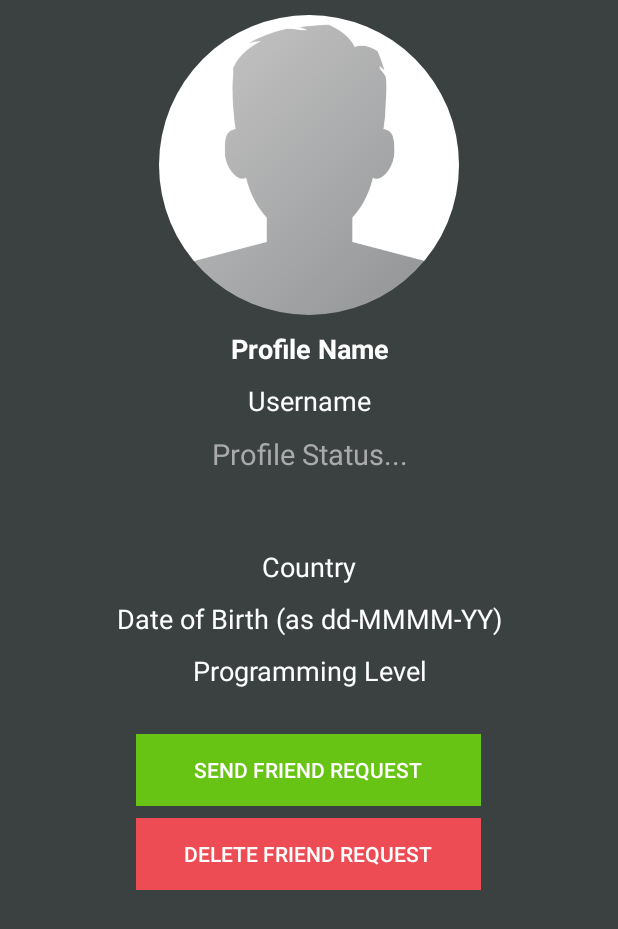
After one commit to ArijitR111Y/VlearnIT, an Android app: the PersonProfileActivity screen opened directly, with no data from a screen before it, on a phone screen of 412 x 824 dp. The commit adds this screen. Shown: the top 929 px of the screen. Run offline under Robolectric (Android 15) with nearby library versions, the phone set to English and light mode, and no system bars; our stand-ins replace CircleImageView, Firebase (no records; nobody signed in at launch, a user with empty details on screens opened directly), Picasso; 1 statement that could not run was skipped.

Commit message:
Added user's profile activity and layout with other bug fixes.

```diff
--- a/app/src/main/AndroidManifest.xml
+++ b/app/src/main/AndroidManifest.xml
@@ -15,8 +15,10 @@
         android:roundIcon="@mipmap/ic_launcher_round"
         android:supportsRtl="true"
         android:theme="@style/AppTheme">
-        <activity android:name=".ResetPasswordActivity"
-            android:parentActivityName=".LoginActivity"/>
+        <activity android:name=".PersonProfileActivity"></activity>
+        <activity
+            android:name=".ResetPasswordActivity"
+            android:parentActivityName=".LoginActivity" />
         <activity android:name=".CommentsActivity" />
         <activity
             android:name=".FindFriendsActivity"
--- a/app/src/main/java/com/royarijit998/vlearnit/FindFriendsActivity.java
+++ b/app/src/main/java/com/royarijit998/vlearnit/FindFriendsActivity.java
@@ -46,7 +46,7 @@ public class FindFriendsActivity extends AppCompatActivity {
         findFriendsToolbar = findViewById(R.id.findFriendsToolbar);
         setSupportActionBar(findFriendsToolbar);
         getSupportActionBar().setDisplayHomeAsUpEnabled(true);
-        getSupportActionBar().setTitle("Find Friends..");
+        getSupportActionBar().setTitle("Find Users..");
 
         searchEditText = findViewById(R.id.searchEditText);
         searchBtn = findViewById(R.id.searchBtn);
--- a/app/src/main/java/com/royarijit998/vlearnit/MainActivity.java
+++ b/app/src/main/java/com/royarijit998/vlearnit/MainActivity.java
@@ -254,9 +254,6 @@ public class MainActivity extends AppCompatActivity {
             case R.id.navFindFriends:
                 sendUserToFindFriendsActivity();
                 break;
-            case R.id.navMessage:
-                Toast.makeText(getApplicationContext(), "Create new msg", Toast.LENGTH_SHORT).show();
-                break;
             case R.id.navSettings:
                 sendUserToSettingsActivity();
                 break;
--- /dev/null
+++ b/app/src/main/java/com/royarijit998/vlearnit/PersonProfileActivity.java
@@ -0,0 +1,95 @@
+package com.royarijit998.vlearnit;
+
+import androidx.annotation.NonNull;
+import androidx.appcompat.app.AppCompatActivity;
+
+import android.os.Bundle;
+import android.view.View;
+import android.widget.Button;
+import android.widget.TextView;
+
+import com.google.firebase.auth.FirebaseAuth;
+import com.google.firebase.auth.FirebaseUser;
+import com.google.firebase.database.DataSnapshot;
+import com.google.firebase.database.DatabaseError;
+import com.google.firebase.database.DatabaseReference;
+import com.google.firebase.database.FirebaseDatabase;
+import com.google.firebase.database.ValueEventListener;
+import com.squareup.picasso.Picasso;
+
+import de.hdodenhof.circleimageview.CircleImageView;
+
+public class PersonProfileActivity extends AppCompatActivity {
+
+    private CircleImageView personProfileImageView;
+    private TextView personProfileFullnameTextView, personProfileUsernameTextView, personProfileStatusTextView,
+            personProfileCountryTextView, personProfileDobTextView, personProfileLevelTextView;
+    private Button sendFriendRequestBtn, declineFriendRequestBtn;
+
+    private FirebaseUser currUserRef;
+    private DatabaseReference usersRef, userRef;
+
+    @Override
+    protected void onCreate(Bundle savedInstanceState) {
+        super.onCreate(savedInstanceState);
+        setContentView(R.layout.activity_person_profile);
+
+        String userId = getIntent().getExtras().get("userId").toString();
+
+        personProfileImageView = findViewById(R.id.personProfileImageView);
+        personProfileFullnameTextView = findViewById(R.id.personProfileFullnameTextView);
+        personProfileUsernameTextView = findViewById(R.id.personProfileUsernameTextView);
+        personProfileStatusTextView = findViewById(R.id.personProfileStatusTextView);
+        personProfileCountryTextView = findViewById(R.id.personProfileCountryTextView);
+        personProfileDobTextView = findViewById(R.id.personProfileDobTextView);
+        personProfileLevelTextView = findViewById(R.id.personProfileLevelTextView);
+
+        sendFriendRequestBtn = findViewById(R.id.sendFriendRequestBtn);
+        declineFriendRequestBtn = findViewById(R.id.declineFriendRequestBtn);
+
+        currUserRef = FirebaseAuth.getInstance().getCurrentUser();
+        usersRef = FirebaseDatabase.getInstance().getReference().child("Users");
+        userRef = usersRef.child(userId);
+
+        userRef.addValueEventListener(new ValueEventListener() {
+            @Override
+            public void onDataChange(@NonNull DataSnapshot dataSnapshot) {
+                if(dataSnapshot.exists()){
+                    String profileImg = dataSnapshot.child("profileImg").getValue().toString();
+                    String status = dataSnapshot.child("status").getValue().toString();
+                    String username = dataSnapshot.child("username").getValue().toString();
+                    String fullname = dataSnapshot.child("fullname").getValue().toString();
+                    String country = dataSnapshot.child("country").getValue().toString();
+                    String dob = dataSnapshot.child("dob").getValue().toString();
+                    String level = dataSnapshot.child("level").getValue().toString();
+
+                    Picasso.get().load(profileImg).placeholder(R.drawable.profile).into(personProfileImageView);
+                    personProfileStatusTextView.setText(status);
+                    personProfileUsernameTextView.setText("@" + username);
+                    personProfileFullnameTextView.setText(fullname);
+                    personProfileCountryTextView.setText("Country: " + country);
+                    personProfileDobTextView.setText("Birthday: " + dob);
+                    personProfileLevelTextView.setText("Programming Level: " + level);
+                }
+            }
+
+            @Override
+            public void onCancelled(@NonNull DatabaseError databaseError) {
+
+            }
+        });
+
+        sendFriendRequestBtn.setOnClickListener(new View.OnClickListener() {
+            @Override
+            public void onClick(View v) {
+            }
+        });
+
+        declineFriendRequestBtn.setOnClickListener(new View.OnClickListener() {
+            @Override
+            public void onClick(View v) {
+
+            }
+        });
+    }
+}
--- a/app/src/main/java/com/royarijit998/vlearnit/UserListAdapter.java
+++ b/app/src/main/java/com/royarijit998/vlearnit/UserListAdapter.java
@@ -1,6 +1,7 @@
 package com.royarijit998.vlearnit;
 
 import android.content.Context;
+import android.content.Intent;
 import android.view.LayoutInflater;
 import android.view.View;
 import android.view.ViewGroup;
@@ -42,6 +43,9 @@ public class UserListAdapter extends RecyclerView.Adapter<UserListAdapter.UserVi
         holder.allUsersView.setOnClickListener(new View.OnClickListener() {
             @Override
             public void onClick(View v) {
+                Intent intent = new Intent(v.getContext(), PersonProfileActivity.class);
+                intent.putExtra("userId", usersArrayList.get(position).getUserId());
+                v.getContext().startActivity(intent);
                 Toast.makeText(context.getApplicationContext(), "User: " + usersArrayList.get(position).getUserFullName(), Toast.LENGTH_SHORT).show();
             }
         });
--- /dev/null
+++ b/app/src/main/res/layout/activity_person_profile.xml
@@ -0,0 +1,122 @@
+<?xml version="1.0" encoding="utf-8"?>
+<RelativeLayout xmlns:android="http://schemas.android.com/apk/res/android"
+    xmlns:app="http://schemas.android.com/apk/res-auto"
+    xmlns:tools="http://schemas.android.com/tools"
+    android:layout_width="match_parent"
+    android:layout_height="match_parent"
+    tools:context=".PersonProfileActivity"
+    android:background="@color/colorProfile">
+
+    <ScrollView
+        android:layout_width="match_parent"
+        android:layout_height="match_parent">
+
+        <RelativeLayout
+            android:layout_width="match_parent"
+            android:layout_height="match_parent"
+            android:orientation="vertical" >
+
+            <de.hdodenhof.circleimageview.CircleImageView
+                android:id="@+id/personProfileImageView"
+                android:layout_width="200dp"
+                android:layout_height="200dp"
+                android:layout_marginTop="10dp"
+                android:src="@drawable/profile"
+                android:layout_centerHorizontal="true"/>
+
+            <TextView
+                android:id="@+id/personProfileFullnameTextView"
+                android:layout_width="match_parent"
+                android:layout_height="wrap_content"
+                android:layout_below="@id/personProfileImageView"
+                android:layout_marginTop="10dp"
+                android:text="@string/profile_name"
+                android:textAlignment="center"
+                android:textColor="@color/cardview_light_background"
+                android:textSize="18sp"
+                android:textStyle="bold" />
+
+            <TextView
+                android:id="@+id/personProfileUsernameTextView"
+                android:layout_width="match_parent"
+                android:layout_height="wrap_content"
+                android:layout_below="@id/personProfileFullnameTextView"
+                android:layout_marginTop="10dp"
+                android:text="@string/username"
+                android:textAlignment="center"
+                android:textColor="@color/cardview_light_background"
+                android:textSize="18sp"/>
+
+            <TextView
+                android:id="@+id/personProfileStatusTextView"
+                android:layout_width="match_parent"
+                android:layout_height="wrap_content"
+                android:layout_below="@id/personProfileUsernameTextView"
+                android:layout_marginTop="10dp"
+                android:text="@string/profile_status"
+                android:textAlignment="center"
+                android:textColor="@android:color/darker_gray"
+                android:textSize="19sp" />
+
+
+            <TextView
+                android:id="@+id/personProfileCountryTextView"
+                android:layout_width="match_parent"
+                android:layout_height="wrap_content"
+                android:layout_below="@id/personProfileStatusTextView"
+                android:layout_marginTop="50dp"
+                android:text="@string/country"
+                android:textAlignment="center"
+                android:textColor="@color/cardview_light_background"
+                android:textSize="18sp"/>
+
+
+            <TextView
+                android:id="@+id/personProfileDobTextView"
+                android:layout_width="match_parent"
+                android:layout_height="wrap_content"
+                android:layout_below="@id/personProfileCountryTextView"
+                android:layout_marginTop="10dp"
+                android:text="@string/date_of_birth_as_dd_mmmm_yy"
+                android:textAlignment="center"
+                android:textColor="@color/cardview_light_background"
+                android:textSize="18sp"/>
+
+            <TextView
+                android:id="@+id/personProfileLevelTextView"
+                android:layout_width="match_parent"
+                android:layout_height="wrap_content"
+                android:layout_below="@id/personProfileDobTextView"
+                android:layout_marginTop="10dp"
+                android:text="@string/programming_level"
+                android:textAlignment="center"
+                android:textColor="@color/cardview_light_background"
+                android:textSize="18sp"/>
+
+            <Button
+                android:id="@+id/sendFriendRequestBtn"
+                android:layout_below="@+id/personProfileLevelTextView"
+                android:layout_width="230dp"
+                android:layout_height="wrap_content"
+                android:layout_marginTop="30dp"
+                android:text="Send Friend Request"
+                android:textColor="@android:color/white"
+                android:layout_centerHorizontal="true"
+                android:background="@color/colorPrimaryDark"/>
+
+            <Button
+                android:id="@+id/declineFriendRequestBtn"
+                android:layout_below="@+id/sendFriendRequestBtn"
+                android:layout_width="230dp"
+                android:layout_height="wrap_content"
+                android:layout_marginTop="8dp"
+                android:text="Delete Friend Request"
+                android:textColor="@android:color/white"
+                android:layout_centerHorizontal="true"
+                android:background="@color/colorPrimary"/>
+
+        </RelativeLayout>
+    </ScrollView>
+
+
+</RelativeLayout>
--- a/app/src/main/res/menu/navigation_menu.xml
+++ b/app/src/main/res/menu/navigation_menu.xml
@@ -22,10 +22,6 @@
         android:title="@string/find_friends"
         android:icon="@drawable/find_people"/>
     <item
-        android:id="@+id/navMessage"
-        android:title="@string/message"
-        android:icon="@drawable/messages"/>
-    <item
         android:id="@+id/navSettings"
         android:title="@string/settings"
         android:icon="@drawable/settings"/>
```
Also changed, not shown: 1 other file.
